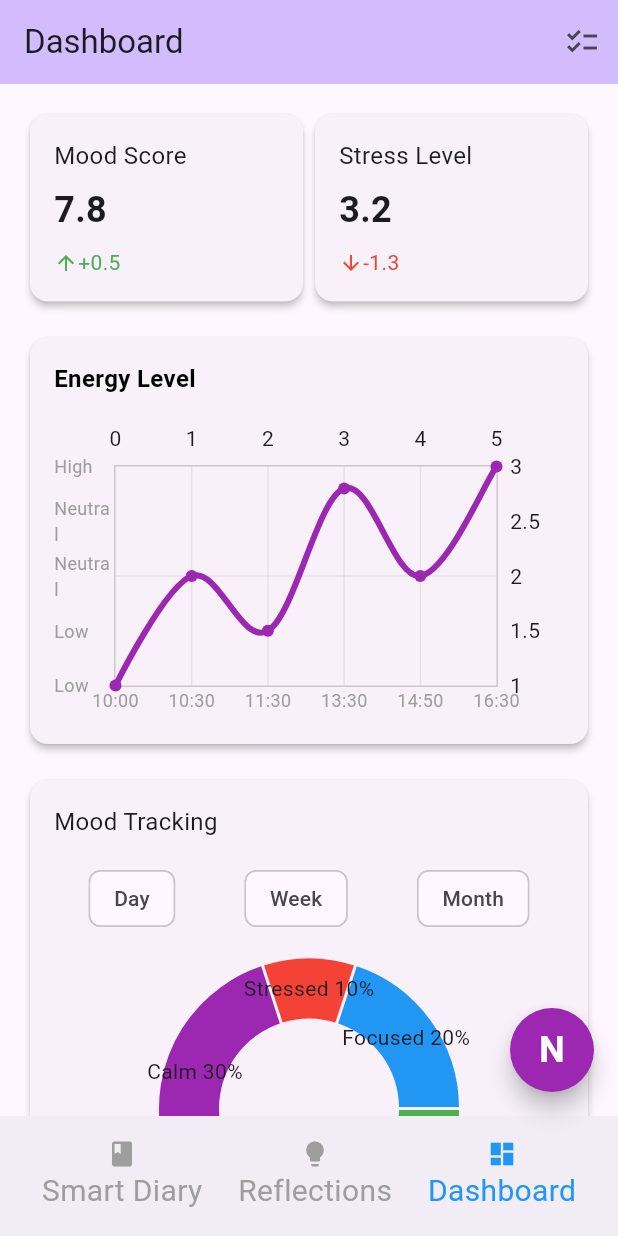
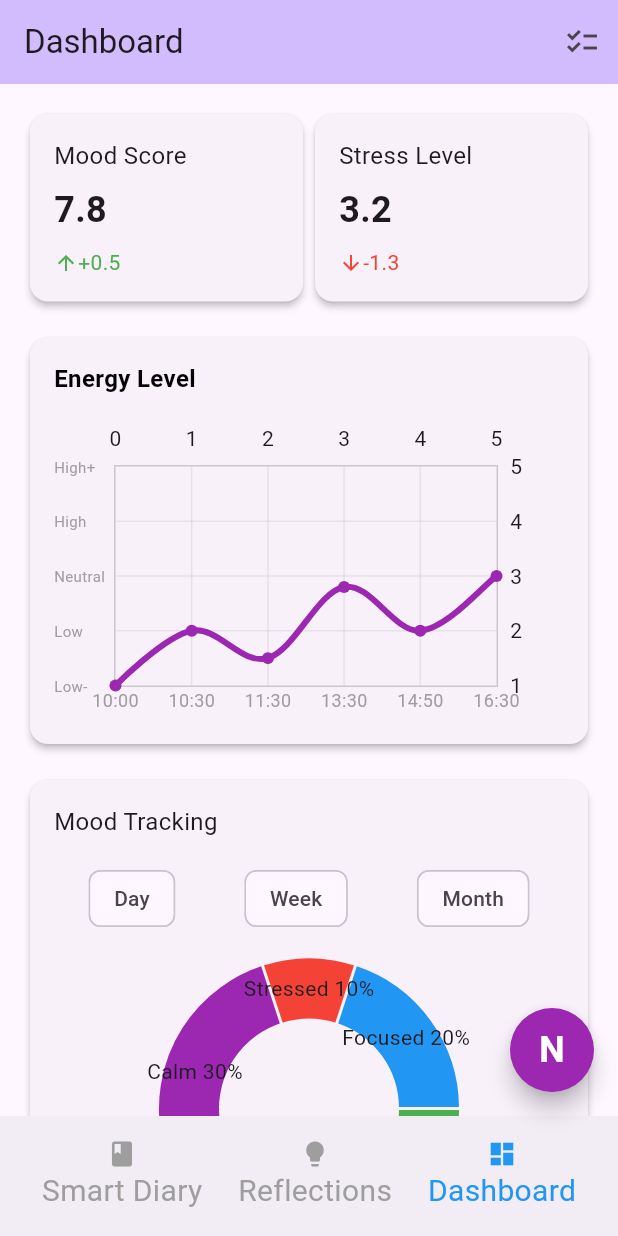
Before and after one commit to Nirva-AI/nirva_app, a Flutter app: the screen it shows after launch, item 3 of the bottom bar chosen, on a phone screen of 412 x 824 dp. Run offline on Flutter 3.47's test engine with Material 3 defaults, Android fonts, the phone set to English and light mode, and no system bars; drawn by our look-alikes of fl_chart.

Commit message:
调整垂直的项目标签，有成果。

```diff
--- a/lib/energy_level_chart.dart
+++ b/lib/energy_level_chart.dart
@@ -27,6 +27,8 @@ class EnergyLevelChart extends StatelessWidget {
               height: 200,
               child: LineChart(
                 LineChartData(
+                  minY: 1, // 设置 Y 轴的最小值
+                  maxY: 5, // 设置 Y 轴的最大值
                   gridData: FlGridData(
                     show: true,
                     drawVerticalLine: true,
@@ -52,34 +54,58 @@ class EnergyLevelChart extends StatelessWidget {
                       sideTitles: SideTitles(
                         showTitles: true,
                         reservedSize: 40,
+                        interval: 1, // 明确设置刻度间隔为 1
                         getTitlesWidget: (value, meta) {
+                          // 仅处理整数值，忽略非整数值
+                          if (value % 1 != 0) {
+                            return const SizedBox.shrink();
+                          }
+
+                          // 根据刻度值映射标签
                           switch (value.toInt()) {
                             case 1:
+                              return const Text(
+                                'Low-',
+                                style: TextStyle(
+                                  color: Colors.grey,
+                                  fontSize: 10,
+                                ),
+                              );
+                            case 2:
                               return const Text(
                                 'Low',
                                 style: TextStyle(
                                   color: Colors.grey,
-                                  fontSize: 12,
+                                  fontSize: 10,
                                 ),
                               );
-                            case 2:
+                            case 3:
                               return const Text(
                                 'Neutral',
                                 style: TextStyle(
                                   color: Colors.grey,
-                                  fontSize: 12,
+                                  fontSize: 10,
                                 ),
                               );
-                            case 3:
+                            case 4:
                               return const Text(
                                 'High',
                                 style: TextStyle(
                                   color: Colors.grey,
-                                  fontSize: 12,
+                                  fontSize: 10,
                                 ),
                               );
+                            case 5:
+                              return const Text(
+                                'High+',
+                                style: TextStyle(
+                                  color: Colors.grey,
+                                  fontSize: 10,
+                                ),
+                              );
+                            default:
+                              return const SizedBox.shrink(); // 对未定义的值返回空
                           }
-                          return const SizedBox.shrink();
                         },
                       ),
                     ),
```
